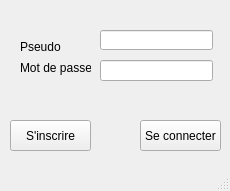
The window that Roue_De_La_Fortune/ui/connection.ui (Dorian-Chapoulie/Roue-de-la-fortune) describes before a commit, drawn with Qt 5.
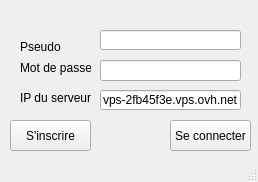
The same window after the commit. Icons and pictures are not drawn.

```diff
--- a/Roue_De_La_Fortune/ui/connection.ui
+++ b/Roue_De_La_Fortune/ui/connection.ui
@@ -6,8 +6,8 @@
    <rect>
     <x>0</x>
     <y>0</y>
-    <width>230</width>
-    <height>191</height>
+    <width>258</width>
+    <height>182</height>
    </rect>
   </property>
   <property name="windowTitle">
@@ -21,7 +21,7 @@
    <widget class="QPushButton" name="connectionButton">
     <property name="geometry">
      <rect>
-      <x>140</x>
+      <x>170</x>
       <y>120</y>
       <width>81</width>
       <height>31</height>
@@ -62,7 +62,7 @@
      <rect>
       <x>100</x>
       <y>30</y>
-      <width>113</width>
+      <width>141</width>
       <height>20</height>
      </rect>
     </property>
@@ -75,7 +75,7 @@
      <rect>
       <x>100</x>
       <y>60</y>
-      <width>113</width>
+      <width>141</width>
       <height>21</height>
      </rect>
     </property>
@@ -99,6 +99,32 @@
      <string>S'inscrire</string>
     </property>
    </widget>
+   <widget class="QLabel" name="label_3">
+    <property name="geometry">
+     <rect>
+      <x>20</x>
+      <y>90</y>
+      <width>81</width>
+      <height>16</height>
+     </rect>
+    </property>
+    <property name="text">
+     <string>IP du serveur</string>
+    </property>
+   </widget>
+   <widget class="QLineEdit" name="lineIp">
+    <property name="geometry">
+     <rect>
+      <x>100</x>
+      <y>90</y>
+      <width>141</width>
+      <height>20</height>
+     </rect>
+    </property>
+    <property name="text">
+     <string>vps-2fb45f3e.vps.ovh.net</string>
+    </property>
+   </widget>
   </widget>
   <widget class="QStatusBar" name="statusbar"/>
  </widget>
```
